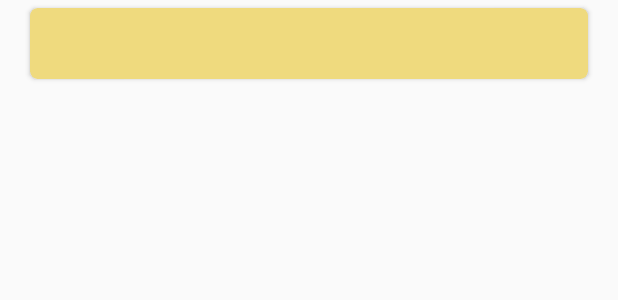
After one commit to ItaloJosep/BitcoinBR, an Android app: the layout item_coin.xml on its own in the app's theme, with its tools: preview values and no code run, on a phone screen of 412 x 824 dp. The commit adds this screen. Shown: the top 300 px of the screen. Run offline under Robolectric (Android 15) with nearby library versions, the phone set to English and light mode, and no system bars.

Commit message:
Adicionando fragmento com top coins

```diff
--- a/app/src/main/java/com/italo/bitcoinbr/bitcoinbr/service/ServiceBitcoin.java
+++ b/app/src/main/java/com/italo/bitcoinbr/bitcoinbr/service/ServiceBitcoin.java
@@ -1,6 +1,9 @@
 package com.italo.bitcoinbr.bitcoinbr.service;
 
+import com.italo.bitcoinbr.bitcoinbr.models.Coins;
 import com.italo.bitcoinbr.bitcoinbr.models.Value;
+
+import java.util.List;
 
 import retrofit.Call;
 import retrofit.http.GET;
@@ -13,4 +16,7 @@ public interface ServiceBitcoin {
 
         @GET("ticker.json")
         Call<Value> getValues();
+
+        @GET("ticker.json")
+        Call<List<Coins>> getValues1();
 }
--- /dev/null
+++ b/app/src/main/res/layout/item_coin.xml
@@ -0,0 +1,47 @@
+<?xml version="1.0" encoding="utf-8"?>
+<android.support.v7.widget.CardView xmlns:android="http://schemas.android.com/apk/res/android"
+    android:layout_width="match_parent"
+    android:layout_height="wrap_content"
+    xmlns:app="http://schemas.android.com/apk/res-auto"
+    android:layout_marginLeft="20dp"
+    android:layout_marginRight="20dp"
+    android:layout_marginTop="5dp"
+    android:layout_marginBottom="5dp"
+    android:elevation="5dp"
+    app:cardCornerRadius="5dp"
+    app:cardBackgroundColor="@color/card_home">
+
+    <LinearLayout
+        android:layout_width="match_parent"
+        android:layout_height="wrap_content"
+        android:orientation="horizontal">
+
+        <TextView
+            android:id="@+id/position_coin"
+            android:layout_width="wrap_content"
+            android:layout_height="wrap_content"
+            android:paddingTop="10dp"
+            android:paddingBottom="10dp"
+            android:textSize="20sp"
+            android:textColor="@color/background"
+            android:layout_marginRight="5dp"
+            android:layout_marginLeft="5dp"/>
+
+        <TextView
+            android:id="@+id/name_coin"
+            android:layout_width="wrap_content"
+            android:layout_height="match_parent"
+            android:paddingTop="10dp"
+            android:paddingBottom="10dp"
+            android:textSize="20sp"
+            android:textColor="@color/background"
+            android:layout_marginRight="5dp"
+            android:layout_marginLeft="5dp"
+            android:text=""
+            />
+
+
+
+    </LinearLayout>
+
+</android.support.v7.widget.CardView>
--- a/app/src/main/res/menu/navigation.xml
+++ b/app/src/main/res/menu/navigation.xml
@@ -16,4 +16,10 @@
         android:icon="@drawable/ic_alarm"
         android:title="@string/navigation_alert" />
 
+    <item
+        android:id="@+id/navigation_top"
+        android:icon="@drawable/ic_ranking"
+        android:title="@string/navigation_ranking"
+        />
+
 </menu>
--- a/app/src/main/res/values/strings.xml
+++ b/app/src/main/res/values/strings.xml
@@ -17,6 +17,7 @@
     <string name="title_home">Home</string>
     <string name="title_dashboard">Dashboard</string>
     <string name="title_notifications">Notifications</string>
+    <string name="navigation_ranking">Ranking</string>
     <string name="erro_conection">Não foi possível realizar essa ação.</string>
 
 </resources>
```
Also changed, not shown: app/build.gradle (+7 -0 lines), app/src/main/java/com/italo/bitcoinbr/bitcoinbr/Fragments/FragmentRanking.java (added, +115 -0 lines), app/src/main/java/com/italo/bitcoinbr/bitcoinbr/activity/MainActivity.java (+14 -0 lines), app/src/main/java/com/italo/bitcoinbr/bitcoinbr/adapter/adapterCoin.kt (added, +71 -0 lines), app/src/main/java/com/italo/bitcoinbr/bitcoinbr/models/Coins.kt (added, +18 -0 lines), app/src/main/java/com/italo/bitcoinbr/bitcoinbr/service/ServerHandler.java (+19 -0 lines), app/src/main/java/com/italo/bitcoinbr/bitcoinbr/service/ServiceCoin.java (added, +24 -0 lines), app/src/main/java/com/italo/bitcoinbr/bitcoinbr/uteis/BottomNavigationViewHelper.java (added, +37 -0 lines), app/src/main/res/layout/fragment_ranking.xml (added, +31 -0 lines), build.gradle (+20 -2 lines), app/src/main/res/drawable/ic_ranking.png (added), 172 other files.
